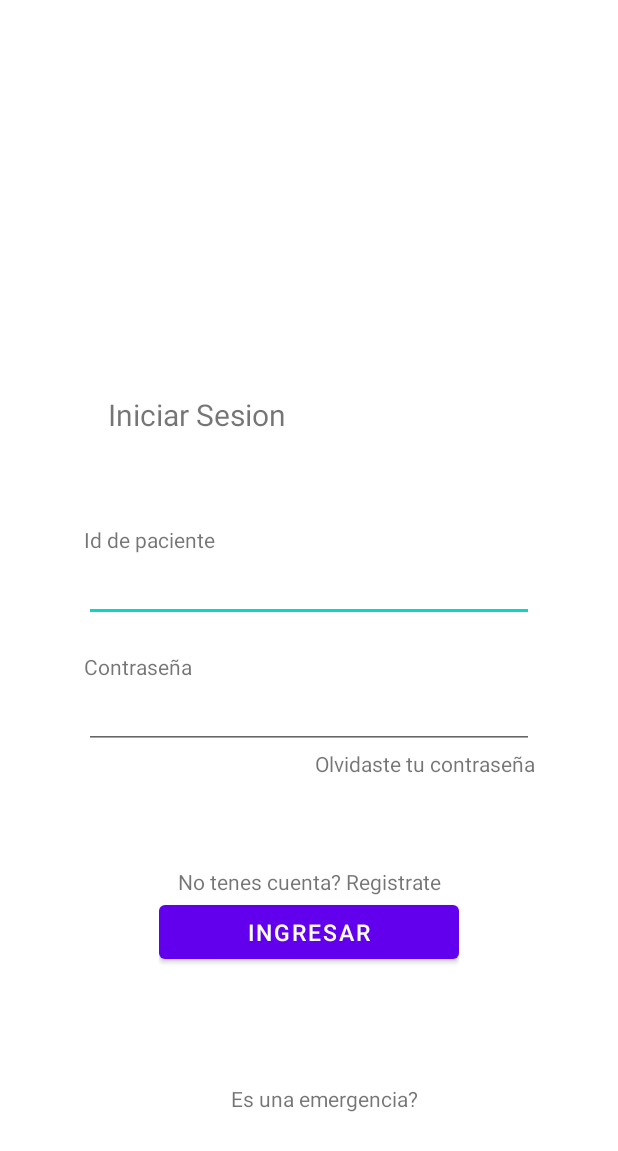
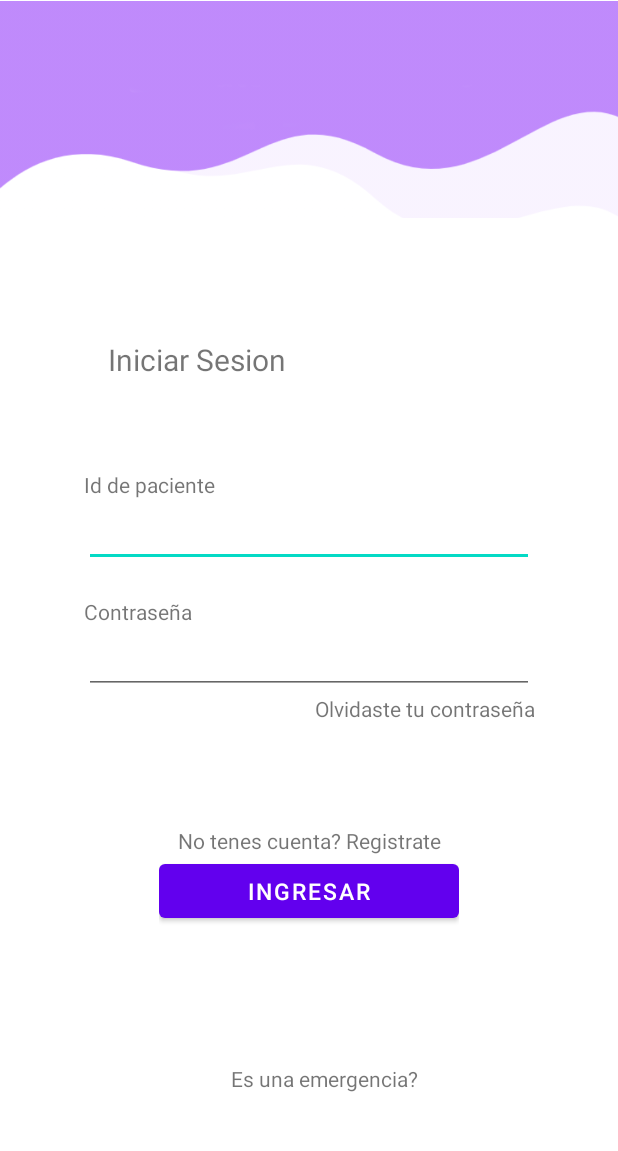
Before and after one commit to Nachoferra1894/App-hospital2, an Android app: the layout activity_main.xml on its own in the app's theme, with its tools: preview values and no code run, on a phone screen of 412 x 824 dp. Shown: the top 1151 px of the screen. Run offline under Robolectric (Android 15) with nearby library versions, the phone set to English and light mode, and no system bars.

Commit message:
image in main

```diff
--- a/app/src/main/res/layout/activity_main.xml
+++ b/app/src/main/res/layout/activity_main.xml
@@ -9,13 +9,16 @@
 
     <LinearLayout
         android:layout_width="match_parent"
-        android:layout_height="100dp"
-        android:orientation="horizontal"></LinearLayout>
+        android:layout_height="145dp"
+        android:orientation="horizontal">
 
-    <ImageView
-        android:id="@+id/imageView2"
-        android:layout_width="match_parent"
-        android:layout_height="100dp" />
+
+        <ImageView
+            android:layout_width="match_parent"
+            android:layout_height="156dp"
+            android:layout_marginTop="0dp"
+            android:src="@drawable/violeta" />
+    </LinearLayout>
 
     <androidx.constraintlayout.widget.ConstraintLayout
         android:layout_width="match_parent"
--- a/app/src/main/res/layout/activity_splashscreen.xml
+++ b/app/src/main/res/layout/activity_splashscreen.xml
@@ -9,8 +9,8 @@
 
     <ImageView
         android:id="@+id/imageView"
-        android:layout_width="150dp"
-        android:layout_height="150dp"
+        android:layout_width="100dp"
+        android:layout_height="100dp"
         android:src="@drawable/logo"
         app:layout_constraintBottom_toBottomOf="parent"
         app:layout_constraintEnd_toEndOf="parent"
--- a/app/src/main/res/values-night/themes.xml
+++ b/app/src/main/res/values-night/themes.xml
@@ -1,6 +1,6 @@
 <resources xmlns:tools="http://schemas.android.com/tools">
     <!-- Base application theme. -->
-    <style name="Theme.AppHospital" parent="Theme.MaterialComponents.DayNight.DarkActionBar">
+    <style name="Theme.AppHospital" parent="Theme.MaterialComponents.DayNight.NoActionBar">
         <!-- Primary brand color. -->
         <item name="colorPrimary">@color/purple_200</item>
         <item name="colorPrimaryVariant">@color/purple_700</item>
--- a/app/src/main/res/values/themes.xml
+++ b/app/src/main/res/values/themes.xml
@@ -1,6 +1,6 @@
 <resources xmlns:tools="http://schemas.android.com/tools">
     <!-- Base application theme. -->
-    <style name="Theme.AppHospital" parent="Theme.MaterialComponents.DayNight.DarkActionBar">
+    <style name="Theme.AppHospital" parent="Theme.MaterialComponents.DayNight.NoActionBar">
         <!-- Primary brand color. -->
         <item name="colorPrimary">@color/purple_500</item>
         <item name="colorPrimaryVariant">@color/purple_700</item>
```
Also changed, not shown: app/src/main/res/drawable/violeta.png (added).
